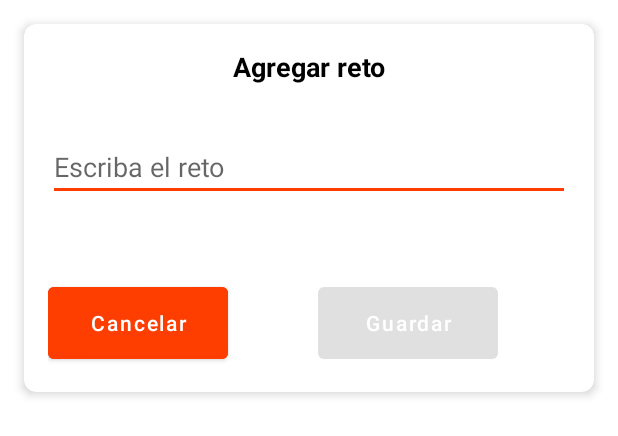
After one commit to AndresDavidArcos/equipoSeis, an Android app: the layout dialog_layout_add_challenge.xml on its own in the app's theme, with its tools: preview values and no code run, on a phone screen of 412 x 824 dp. The commit adds this screen. Shown: the top 436 px of the screen. Run offline under Robolectric (Android 15) with nearby library versions, the phone set to English and light mode, and no system bars.

Commit message:
PD7|construyendo el view del cuadro de dialogo

```diff
--- a/app/build.gradle.kts
+++ b/app/build.gradle.kts
@@ -74,4 +74,7 @@ dependencies {
 
     implementation("com.github.bumptech.glide:glide:4.16.0")
     kapt("com.github.bumptech.glide:compiler:4.16.0")
+
+    implementation ("com.google.android.material:material:1.3.0")
+
 }
--- /dev/null
+++ b/app/src/main/res/layout/dialog_layout_add_challenge.xml
@@ -0,0 +1,75 @@
+<?xml version="1.0" encoding="utf-8"?>
+<RelativeLayout xmlns:android="http://schemas.android.com/apk/res/android"
+    android:layout_width="match_parent"
+    android:layout_height="wrap_content"
+    xmlns:app="http://schemas.android.com/apk/res-auto">
+
+    <com.google.android.material.card.MaterialCardView
+        android:layout_width="match_parent"
+        android:layout_height="wrap_content"
+        android:layout_margin="16dp"
+        app:cardCornerRadius="8dp"
+        app:cardElevation="4dp">
+
+        <LinearLayout xmlns:android="http://schemas.android.com/apk/res/android"
+            android:layout_width="match_parent"
+            android:layout_height="wrap_content"
+            android:orientation="vertical">
+
+            <!-- Título -->
+            <TextView
+                android:id="@+id/dialogTitle"
+                android:layout_width="match_parent"
+                android:layout_height="wrap_content"
+                android:gravity="center"
+                android:padding="16dp"
+                android:text="Agregar reto"
+                android:textSize="18sp"
+                android:textColor="#000000"
+                android:textStyle="bold" />
+
+            <!-- Caja de texto -->
+            <EditText
+                android:id="@+id/retoEditText"
+                android:layout_width="match_parent"
+                android:layout_height="wrap_content"
+                android:layout_margin="16dp"
+                android:hint="Escriba el reto"
+                android:backgroundTint="@color/dark_orange" />
+
+            <!-- Botones -->
+            <RelativeLayout
+                android:layout_width="300dp"
+                android:layout_height="wrap_content"
+                android:layout_below="@id/retoEditText"
+                android:layout_alignParentEnd="true"
+                android:layout_marginTop="35dp"
+                android:layout_marginStart="16dp"
+                android:layout_marginEnd="16dp"
+                android:layout_marginBottom="16dp">
+
+                <Button
+                    android:id="@+id/cancelButton"
+                    android:layout_width="120dp"
+                    android:layout_height="60dp"
+                    android:layout_marginEnd="60dp"
+                    android:text="Cancelar"
+                    android:textColor="@color/white"
+                    android:backgroundTint="@color/dark_orange"
+                    android:textAllCaps="false"/> <!-- Fondo naranja -->
+
+                <Button
+                    android:id="@+id/saveButton"
+                    android:layout_width="120dp"
+                    android:layout_height="60dp"
+                    android:layout_toEndOf="@id/cancelButton"
+                    android:layout_alignParentRight="true"
+                    android:text="Guardar"
+                    android:textColor="@color/white"
+                    android:enabled="false"
+                    android:textAllCaps="false" />
+            </RelativeLayout>
+        </LinearLayout>
+
+    </com.google.android.material.card.MaterialCardView>
+</RelativeLayout>
--- a/app/src/main/res/layout/toolbar.xml
+++ b/app/src/main/res/layout/toolbar.xml
@@ -9,8 +9,7 @@
         <com.google.android.material.appbar.AppBarLayout
             android:layout_width="match_parent"
             android:layout_height="wrap_content">
-
-            <androidx.appcompat.widget.Toolbar
+                <androidx.appcompat.widget.Toolbar
                 android:id="@+id/toolbar"
                 android:layout_width="match_parent"
                 android:layout_height="?attr/actionBarSize"
--- a/app/src/main/res/values/colors.xml
+++ b/app/src/main/res/values/colors.xml
@@ -9,5 +9,6 @@
     <color name="white">#FFFFFFFF</color>
     <color name="orange">#ff9d00</color>
     <color name="brigthness_black">#404040</color>
+    <color name="dark_orange">#FE3D00</color>
 
 </resources>
```
